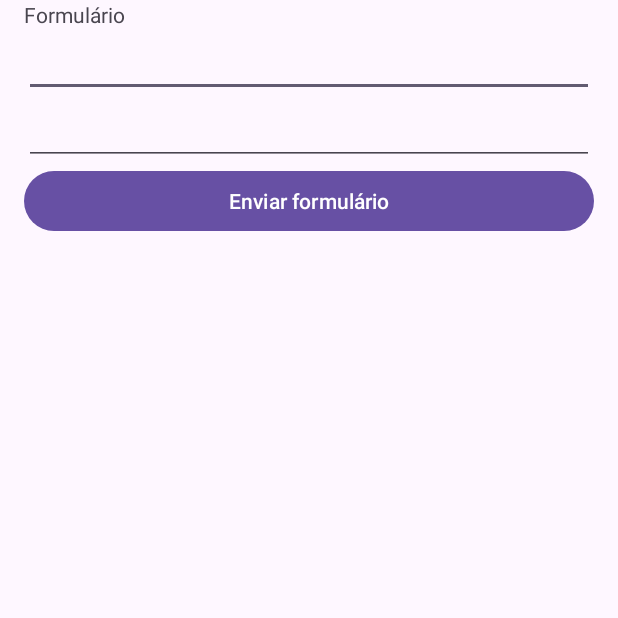
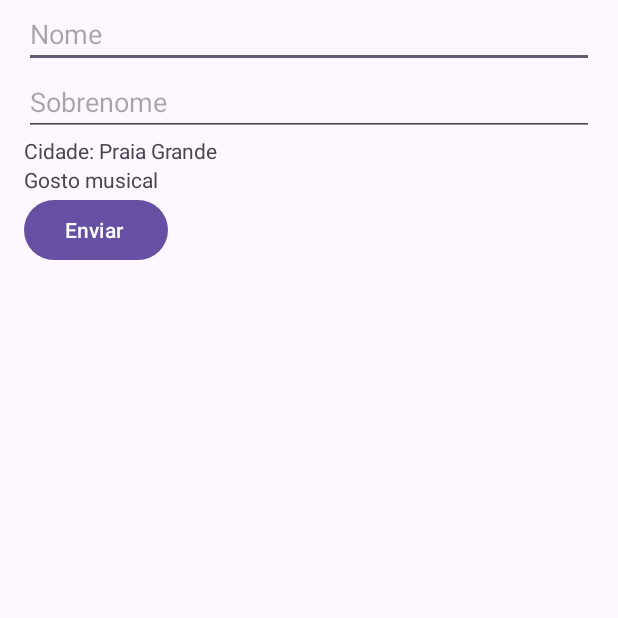
Before and after one commit to alinecarvalhopro/carros-eletricos-app, an Android app: the screen it shows after launch (MainActivity), on a phone screen of 412 x 824 dp, the top half of it. Run offline under Robolectric (Android 15) with nearby library versions, the phone set to English and light mode, and no system bars.

Commit message:
feat: Treinando RelativeLayout

```diff
--- a/app/src/main/res/layout/activity_main.xml
+++ b/app/src/main/res/layout/activity_main.xml
@@ -1,24 +1,41 @@
 <?xml version="1.0" encoding="utf-8"?>
-<LinearLayout
+<RelativeLayout
     xmlns:android="http://schemas.android.com/apk/res/android"
     android:layout_width="match_parent"
     android:layout_height="match_parent"
-    android:orientation="vertical"
-    android:paddingLeft="16dp"
-    android:paddingRight="16dp">
+    android:paddingRight="16dp"
+    android:paddingLeft="16dp" >
+
+    <EditText
+        android:id="@+id/nome"
+        android:layout_width="match_parent"
+        android:layout_height="wrap_content"
+        android:hint="Nome"/>
+
+    <EditText
+        android:id="@+id/sobrenome"
+        android:layout_width="match_parent"
+        android:layout_height="wrap_content"
+        android:layout_below="@id/nome"
+        android:hint="Sobrenome" />
+
     <TextView
+        android:id="@id/cidade"
         android:layout_width="wrap_content"
         android:layout_height="wrap_content"
-        android:text="Formulário" />
-    <EditText
-        android:layout_width="match_parent"
-        android:layout_height="wrap_content" />
-    <EditText
-        android:layout_width="match_parent"
-        android:layout_height="wrap_content" />
+        android:text="Cidade: Praia Grande"
+        android:layout_below="@id/sobrenome" />
+
+    <TextView
+        android:id="@+id/gosto_musical"
+        android:layout_width="96dp"
+        android:layout_height="wrap_content"
+        android:layout_below="@+id/cidade"
+        android:text="Gosto musical" />
     <Button
-        android:layout_width="match_parent"
+        android:id="@+id/btn_enviar"
+        android:layout_width="96dp"
         android:layout_height="wrap_content"
-        android:text="Enviar formulário"/>
-
-</LinearLayout>
+        android:layout_below="@id/gosto_musical"
+        android:text="Enviar "/>
+</RelativeLayout>
```
